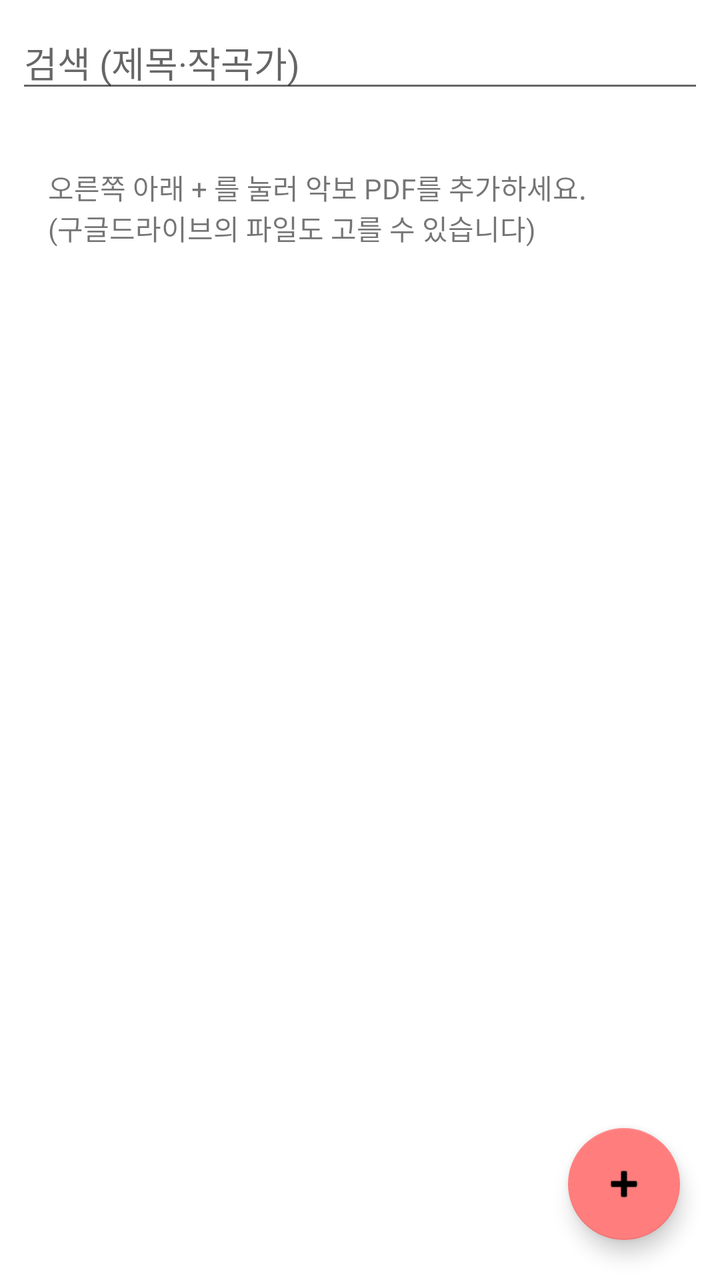
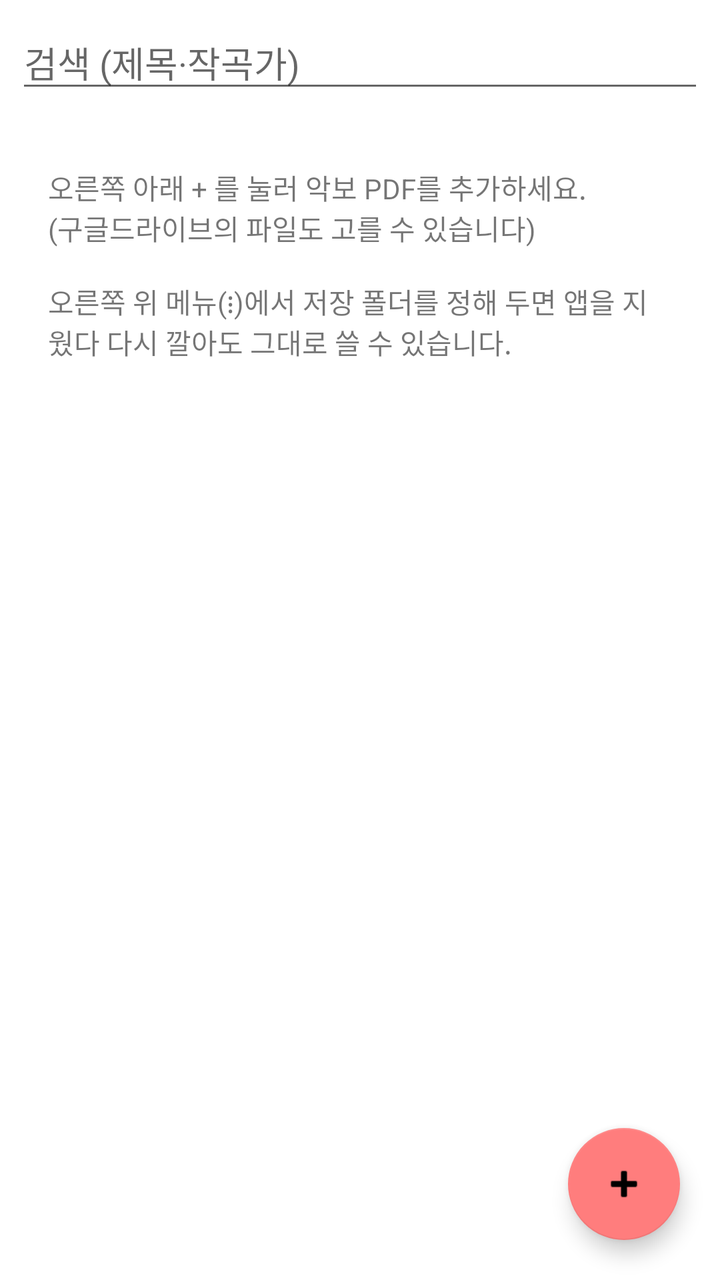

The first picture is an Android layout as it rendered before a commit; the second is the same layout after the commit. The layout source and the unified diff follow.
<!-- AndroidManifest.xml: application theme AppTheme -->
<!-- res/layout/activity_main.xml -->
<?xml version="1.0" encoding="utf-8"?>
<FrameLayout xmlns:android="http://schemas.android.com/apk/res/android"
    android:layout_width="match_parent" android:layout_height="match_parent">
    <LinearLayout android:layout_width="match_parent" android:layout_height="match_parent"
        android:orientation="vertical">
        <EditText android:id="@+id/search" android:layout_width="match_parent"
            android:layout_height="wrap_content" android:hint="검색 (제목·작곡가)"
            android:inputType="text" android:layout_margin="8dp" />
        <TextView android:id="@+id/empty" android:layout_width="match_parent"
            android:layout_height="wrap_content" android:padding="24dp"
            android:text="오른쪽 아래 + 를 눌러 악보 PDF를 추가하세요.\n(구글드라이브의 파일도 고를 수 있습니다)" />
        <androidx.recyclerview.widget.RecyclerView android:id="@+id/list"
            android:layout_width="match_parent" android:layout_height="match_parent" />
    </LinearLayout>
    <com.google.android.material.floatingactionbutton.FloatingActionButton
        android:id="@+id/add" android:layout_width="wrap_content" android:layout_height="wrap_content"
        android:layout_gravity="bottom|end" android:layout_margin="20dp"
        android:src="@android:drawable/ic_input_add" android:contentDescription="악보 추가" />
</FrameLayout>
<!-- resources referenced by this layout -->
<resources>
  <style name="AppTheme" parent="Theme.MaterialComponents.DayNight.DarkActionBar">
          <item name="colorPrimary">#3F51B5</item>
          <item name="colorPrimaryVariant">#303F9F</item>
          <item name="colorSecondary">#FF7D7D</item>
      </style>
</resources>

<!-- the commit's change to res/layout/activity_main.xml (unified diff, before → after) -->
@@ -8,7 +8,7 @@
             android:inputType="text" android:layout_margin="8dp" />
         <TextView android:id="@+id/empty" android:layout_width="match_parent"
             android:layout_height="wrap_content" android:padding="24dp"
-            android:text="오른쪽 아래 + 를 눌러 악보 PDF를 추가하세요.\n(구글드라이브의 파일도 고를 수 있습니다)" />
+            android:text="오른쪽 아래 + 를 눌러 악보 PDF를 추가하세요.\n(구글드라이브의 파일도 고를 수 있습니다)\n\n오른쪽 위 메뉴(⋮)에서 저장 폴더를 정해 두면 앱을 지웠다 다시 깔아도 그대로 쓸 수 있습니다." />
         <androidx.recyclerview.widget.RecyclerView android:id="@+id/list"
             android:layout_width="match_parent" android:layout_height="match_parent" />
     </LinearLayout>
